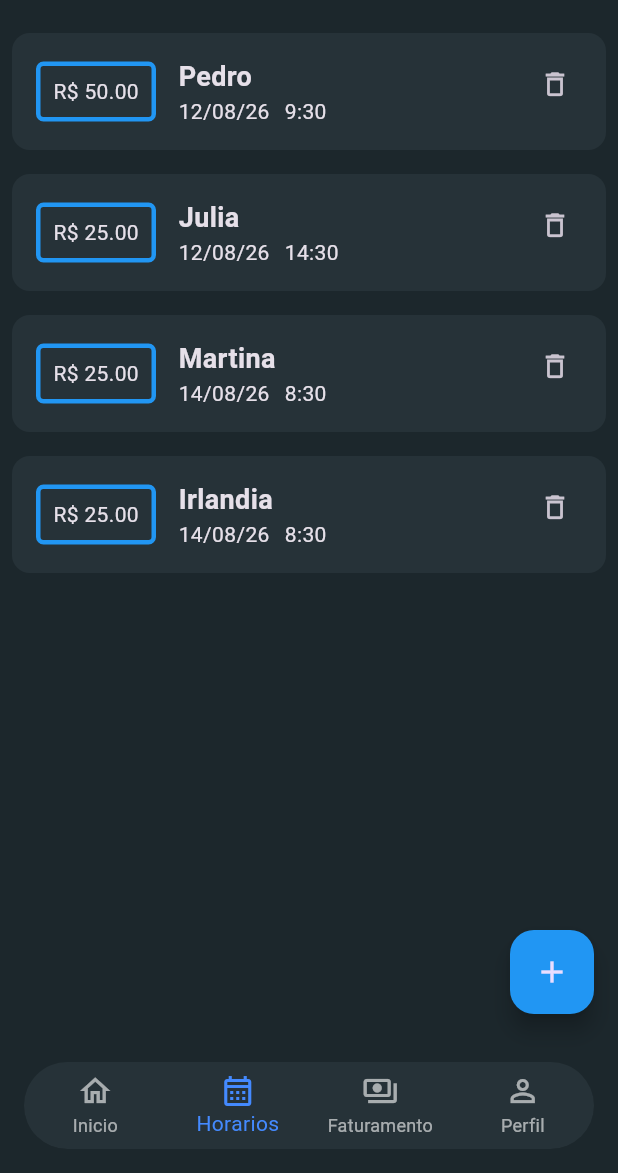
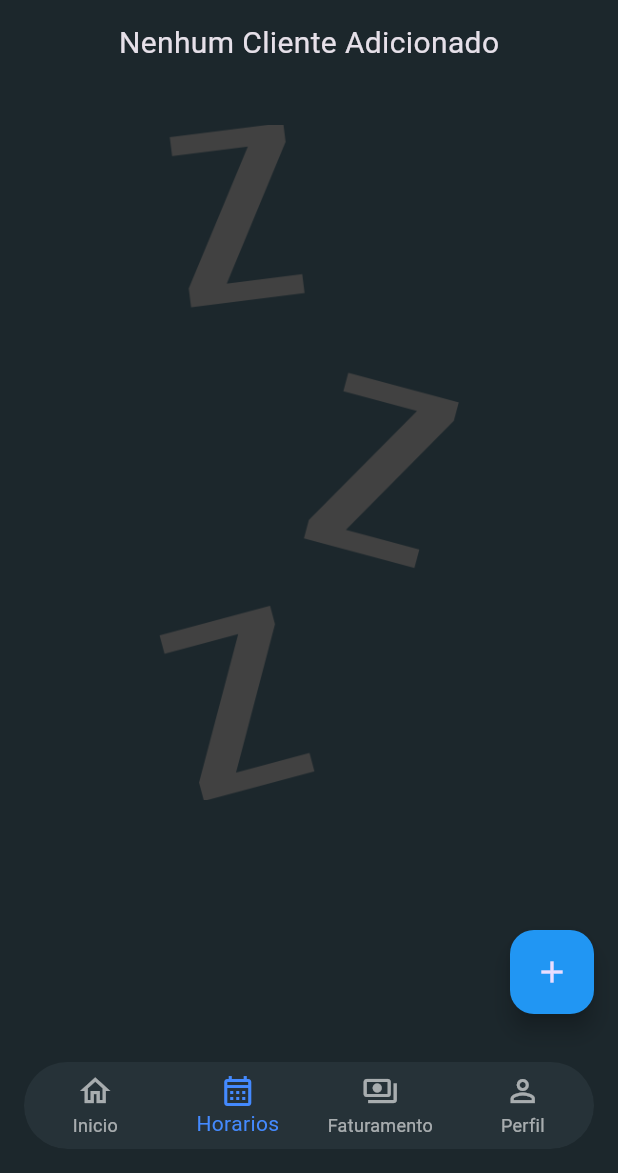
Before and after one commit to pedro-icaro/Agendify, a Flutter app: the screen it shows after launch, item 2 of the bottom bar chosen, on a phone screen of 412 x 824 dp, the part 63-1236 px from its top. Run offline on Flutter 3.47's test engine with Material 3 defaults, Android fonts, the light colour scheme and no system bars; our stand-ins replace hive, hive_flutter; accounts and stored records are empty.

Commit message:
feat: adicionado Hive para guarda dados localmente

```diff
--- a/lib/components/lista_clientes.dart
+++ b/lib/components/lista_clientes.dart
@@ -4,7 +4,16 @@ import 'package:flutter/material.dart';
 
 class ListaClientes extends StatefulWidget {
   final List<ClientesModels> lista;
-  const ListaClientes({required this.lista, super.key});
+
+  final Function(ClientesModels) onAdicionar;
+  final Function(int) onDeletar;
+
+  const ListaClientes({
+    required this.lista,
+    required this.onAdicionar,
+    required this.onDeletar,
+    super.key,
+  });
 
   @override
   State<ListaClientes> createState() => _ListaClientesState();
@@ -24,8 +33,7 @@ class _ListaClientesState extends State<ListaClientes> {
 
     if (nomeDigitado.isEmpty) return;
 
-    setState(() {
-      widget.lista.add(
+    widget.onAdicionar(
       ClientesModels(
         nome: nomeDigitado,
         data: dataDigitada,
@@ -33,7 +41,6 @@ class _ListaClientesState extends State<ListaClientes> {
         valor: valorDigitado,
       ),
     );
-    });
 
     nomeControler.clear();
     valorControler.clear();
@@ -48,11 +55,11 @@ class _ListaClientesState extends State<ListaClientes> {
           ? Center(
               child: Column(
                 children: [
-                  Text(
+                  const Text(
                     "Nenhum Cliente Adicionado",
                     style: TextStyle(fontSize: 20),
                   ),
-                  SizedBox(height: 40),
+                  const SizedBox(height: 40),
                   Image.asset(
                     "assets/images/Waiting.png",
                     width: 200,
@@ -70,9 +77,7 @@ class _ListaClientesState extends State<ListaClientes> {
                 return ClienteCard(
                   clientesModelo: widget.lista[index],
                   deletar: () {
-                    setState(() {
-                      widget.lista.removeAt(index);
-                    });
+                    widget.onDeletar(index);
                   },
                 );
               },
@@ -91,9 +96,9 @@ class _ListaClientesState extends State<ListaClientes> {
                 child: Column(
                   mainAxisSize: MainAxisSize.min,
                   children: [
-                    Padding(
-                      padding: EdgeInsetsGeometry.only(top: 10),
-                      child: const Text(
+                    const Padding(
+                      padding: EdgeInsets.only(top: 10),
+                      child: Text(
                         "Novo Agendamento",
                         style: TextStyle(
                           fontSize: 18,
@@ -103,7 +108,7 @@ class _ListaClientesState extends State<ListaClientes> {
                     ),
                     const SizedBox(height: 15),
                     Padding(
-                      padding: EdgeInsetsGeometry.all(10),
+                      padding: const EdgeInsets.all(10),
                       child: Column(
                         children: [
                           TextField(
@@ -113,7 +118,6 @@ class _ListaClientesState extends State<ListaClientes> {
                             ),
                           ),
                           const SizedBox(height: 10),
-
                           TextField(
                             controller: valorControler,
                             keyboardType: TextInputType.number,
@@ -129,7 +133,7 @@ class _ListaClientesState extends State<ListaClientes> {
                               labelText: 'Data',
                             ),
                           ),
-                          SizedBox(height: 20),
+                          const SizedBox(height: 20),
                           TextField(
                             controller: horaControler,
                             keyboardType: TextInputType.number,
@@ -137,11 +141,10 @@ class _ListaClientesState extends State<ListaClientes> {
                               labelText: 'Horario',
                             ),
                           ),
-                          SizedBox(height: 10),
+                          const SizedBox(height: 10),
                         ],
                       ),
                     ),
-
                     ElevatedButton(
                       style: ElevatedButton.styleFrom(
                         backgroundColor: Colors.blueGrey[800],
@@ -159,7 +162,7 @@ class _ListaClientesState extends State<ListaClientes> {
             },
           );
         },
-        child: Icon(Icons.add),
+        child: const Icon(Icons.add),
       ),
     );
   }
--- a/lib/components/lista_estatica_home.dart
+++ b/lib/components/lista_estatica_home.dart
@@ -45,11 +45,7 @@ class _ListaEstaticaHomeState extends State<ListaEstaticaHome> {
       itemBuilder: (context, index) {
         return ClienteCard(
           clientesModelo: lista[index],
-          deletar: () {
-            setState(() {
-              lista.removeAt(index);
-            });
-          },
+          deletar: (){},
         );
       },
     );
--- a/lib/models/clientes_models.dart
+++ b/lib/models/clientes_models.dart
@@ -1,10 +1,19 @@
 import 'package:flutter/material.dart';
+import 'package:hive/hive.dart';
 
-class ClientesModels {
+part 'clientes_models.g.dart';
+
+@HiveType(typeId: 0)
+class ClientesModels extends HiveObject{
+  @HiveField(0)
   final int? id;
+  @HiveField(1)
   final String nome;
+  @HiveField(2)
   final String data;
+  @HiveField(3)
   final String horario;
+  @HiveField(4)
   final double valor;
 
   ClientesModels({
--- a/lib/pages/home_page.dart
+++ b/lib/pages/home_page.dart
@@ -6,6 +6,7 @@ import 'package:agendify/pages/faturamento.dart';
 import 'package:agendify/pages/horarios_page.dart';
 import 'package:agendify/pages/perfil.dart';
 import 'package:flutter/material.dart';
+import 'package:hive_flutter/hive_flutter.dart';
 
 class HomePage extends StatefulWidget {
   const HomePage({super.key});
@@ -15,38 +16,36 @@ class HomePage extends StatefulWidget {
 }
 
 class _HomePageState extends State<HomePage> {
-  final List<ClientesModels> listaUsuarios = [
-    ClientesModels(
-      nome: "Pedro",
-      data: "12/08/26",
-      horario: "9:30",
-      valor: 50.00,
-    ),
-    ClientesModels(
-      nome: "Julia",
-      data: "12/08/26",
-      horario: "14:30",
-      valor: 25.00,
-    ),
-    ClientesModels(
-      nome: "Martina",
-      data: "14/08/26",
-      horario: "8:30",
-      valor: 25.00,
-    ),
-    ClientesModels(
-      nome: "Irlandia",
-      data: "14/08/26",
-      horario: "8:30",
-      valor: 25.00,
-    ),
-  ];
+  List<ClientesModels> listaUsuarios = [];
   String nomeUsuario = "Maria";
   int _navegacaoindex = 0;
+
+  @override
+  void initState() {
+    super.initState();
+    final boxClientes = Hive.box<ClientesModels>("clientes");
+    listaUsuarios = boxClientes.values.toList();
+  }
 
   void atualizarNome(novoNome) {
     setState(() {
       nomeUsuario = novoNome;
+    });
+  }
+
+  void _adicionarClienteHive(ClientesModels novoCliente) {
+    setState(() {
+      final boxClientes = Hive.box<ClientesModels>("clientes");
+      boxClientes.add(novoCliente);
+      listaUsuarios = boxClientes.values.toList();
+    });
+  }
+
+  void _deletarClienteHive(int index) {
+    setState(() {
+      final boxClientes = Hive.box<ClientesModels>("clientes");
+      boxClientes.deleteAt(index);
+      listaUsuarios = boxClientes.values.toList();
     });
   }
 
@@ -62,7 +61,11 @@ class _HomePageState extends State<HomePage> {
           });
         },
       ),
-      HorariosPage(lista: listaUsuarios),
+      HorariosPage(
+        lista: listaUsuarios,
+        onAdicionar: _adicionarClienteHive,
+        onDeletar: _deletarClienteHive,
+      ),
       Faturamento(
         lista: listaUsuarios,
         navegacao: () {
@@ -85,15 +88,14 @@ class _HomePageState extends State<HomePage> {
 
     return Scaffold(
       appBar: AppBar(
-        title: Text("Agendify"),
-        actions: [
+        title: const Text("Agendify"),
+        actions: const [
           Padding(
             padding: EdgeInsets.only(right: 20),
             child: Icon(Icons.notifications_outlined, color: Colors.white),
           ),
         ],
       ),
-
       body: _telas[_navegacaoindex],
       bottomNavigationBar: Container(
         margin: const EdgeInsets.all(16),
@@ -103,7 +105,6 @@ class _HomePageState extends State<HomePage> {
             backgroundColor: Colors.blueGrey[900],
             selectedItemColor: Colors.blueAccent,
             unselectedItemColor: Colors.white60,
-
             type: BottomNavigationBarType.fixed,
             currentIndex: _navegacaoindex,
             onTap: (index) {
--- a/lib/pages/horarios_page.dart
+++ b/lib/pages/horarios_page.dart
@@ -1,11 +1,19 @@
-import 'package:agendify/components/cliente_card.dart';
 import 'package:agendify/components/lista_clientes.dart';
 import 'package:agendify/models/clientes_models.dart';
 import 'package:flutter/material.dart';
 
 class HorariosPage extends StatefulWidget {
   final List<ClientesModels> lista;
-  const HorariosPage({required this.lista, super.key});
+
+  final Function(ClientesModels) onAdicionar;
+  final Function(int) onDeletar;
+
+  const HorariosPage({
+    required this.onAdicionar,
+    required this.onDeletar,
+    required this.lista,
+    super.key,
+  });
 
   @override
   State<HorariosPage> createState() => _HorariosPageState();
@@ -14,6 +22,12 @@ class HorariosPage extends StatefulWidget {
 class _HorariosPageState extends State<HorariosPage> {
   @override
   Widget build(BuildContext context) {
-    return Scaffold(body: ListaClientes(lista: widget.lista));
+    return Scaffold(
+      body: ListaClientes(
+        lista: widget.lista,
+        onAdicionar: widget.onAdicionar,
+        onDeletar: widget.onDeletar,
+      ),
+    );
   }
 }
--- a/pubspec.yaml
+++ b/pubspec.yaml
@@ -30,6 +30,8 @@ environment:
 dependencies:
   flutter:
     sdk: flutter
+  hive: ^2.2.3
+  hive_flutter: ^1.1.0
 
   # The following adds the Cupertino Icons font to your application.
   # Use with the CupertinoIcons class for iOS style icons.
@@ -38,6 +40,8 @@ dependencies:
 dev_dependencies:
   flutter_test:
     sdk: flutter
+  hive_generator: ^2.0.1
+  build_runner: ^2.4.6
 
   # The "flutter_lints" package below contains a set of recommended lints to
   # encourage good coding practices. The lint set provided by the package is
```
Also changed, not shown: lib/main.dart (+11 -1 lines), lib/models/clientes_models.g.dart (added), pubspec.lock. Lines whose indentation alone changed are shown as unchanged.
